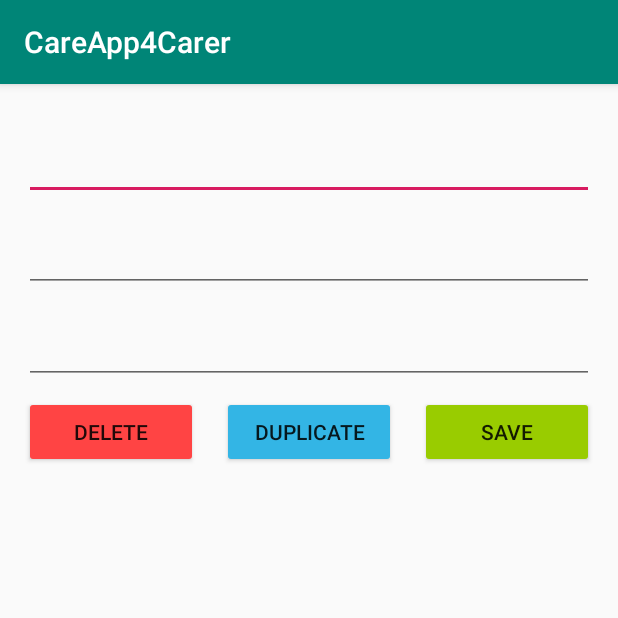
After one commit to edyta-sleziak/CareApp4Carer, an Android app: the fragment AddEditNotificationFragment shown on its own in the app's theme, on a phone screen of 412 x 824 dp, the top half of it. The commit adds this screen. Run offline under Robolectric (Android 15) with nearby library versions, the phone set to English and light mode, and no system bars.

Commit message:
Add/Edit notification layouts added

```diff
--- /dev/null
+++ b/app/src/main/java/org/wit/careapp4carer/ui/notifications/addEditNotification/AddEditNotificationFragment.kt
@@ -0,0 +1,33 @@
+package org.wit.careapp4carer.ui.notifications.addEditNotification
+
+import android.os.Bundle
+import android.view.LayoutInflater
+import android.view.View
+import android.view.ViewGroup
+import androidx.fragment.app.Fragment
+import androidx.lifecycle.ViewModelProviders
+import androidx.recyclerview.widget.RecyclerView
+import org.wit.careapp4carer.R
+import org.wit.careapp4carer.models.firebase.NotificationsFireStore
+import org.wit.careapp4carer.ui.notifications.NotificationsRecyclerViewAdapter
+import org.wit.careapp4carer.ui.notifications.NotificationsViewModel
+
+
+class AddEditNotificationFragment : Fragment() {
+
+    private lateinit var addEditNotificationViewModel: AddEditNotificationViewModel
+
+    override fun onCreateView(
+        inflater: LayoutInflater,
+        container: ViewGroup?,
+        savedInstanceState: Bundle?
+
+    ): View? {
+        addEditNotificationViewModel =
+            ViewModelProviders.of(this).get(AddEditNotificationViewModel::class.java)
+        val view = inflater.inflate(R.layout.single_notification, container, false)
+
+
+        return view
+    }
+}
--- /dev/null
+++ b/app/src/main/java/org/wit/careapp4carer/ui/notifications/addEditNotification/AddEditNotificationViewModel.kt
@@ -0,0 +1,7 @@
+package org.wit.careapp4carer.ui.notifications.addEditNotification
+
+import androidx.lifecycle.ViewModel
+
+class AddEditNotificationViewModel : ViewModel() {
+
+}
--- a/app/src/main/res/layout/fragment_notifications.xml
+++ b/app/src/main/res/layout/fragment_notifications.xml
@@ -4,6 +4,11 @@
     xmlns:tools="http://schemas.android.com/tools"
     android:layout_width="match_parent"
     android:layout_height="match_parent">
+
+    <FrameLayout
+        android:layout_width="match_parent"
+        android:layout_height="match_parent"
+        android:id="@+id/fragment_notification"/>
 
     <Button
         android:id="@+id/button_seeHistory"
@@ -39,4 +44,5 @@
         app:layout_constraintTop_toTopOf="parent"
         app:layout_constraintVertical_bias="0.96"
         app:srcCompat="@android:drawable/ic_menu_add" />
+
 </androidx.constraintlayout.widget.ConstraintLayout>
--- a/app/src/main/res/layout/single_notification.xml
+++ b/app/src/main/res/layout/single_notification.xml
@@ -57,8 +57,9 @@
         android:layout_height="wrap_content"
         android:layout_marginStart="16dp"
         android:layout_marginEnd="16dp"
+        android:backgroundTint="@android:color/holo_red_light"
         android:text="@string/button_delete"
-        android:backgroundTint="@android:color/holo_red_light"
+        app:layout_constraintEnd_toStartOf="@+id/button_createDuplicate"
         app:layout_constraintStart_toStartOf="parent"
         app:layout_constraintTop_toTopOf="@+id/button_saveNotification" />
 
@@ -66,12 +67,10 @@
         android:id="@+id/button_createDuplicate"
         android:layout_width="0dp"
         android:layout_height="wrap_content"
-        android:layout_marginStart="16dp"
-        android:layout_marginEnd="16dp"
+        android:backgroundTint="@android:color/holo_blue_light"
         android:text="@string/button_duplicate"
-        android:backgroundTint="@android:color/holo_blue_light"
+        app:layout_constraintEnd_toStartOf="@id/button_saveNotification"
         app:layout_constraintStart_toEndOf="@id/button_deleteNotification"
-        app:layout_constraintEnd_toStartOf="@id/button_saveNotification"
         app:layout_constraintTop_toTopOf="@+id/button_saveNotification" />
 
     <Button
@@ -84,7 +83,7 @@
         android:text="@string/button_save"
         android:backgroundTint="@android:color/holo_green_light"
         app:layout_constraintEnd_toEndOf="parent"
-        app:layout_constraintStart_toEndOf="button_createDuplicate"
+        app:layout_constraintStart_toEndOf="@+id/button_createDuplicate"
         app:layout_constraintTop_toBottomOf="@+id/notification_time" />
 
 
```
Also changed, not shown: app/src/main/java/org/wit/careapp4carer/data/firebase/NotificationsFireStore.kt (+49 -0 lines), app/src/main/java/org/wit/careapp4carer/ui/notifications/NotificationsFragment.kt (+38 -8 lines), app/src/main/java/org/wit/careapp4carer/ui/notifications/NotificationsRecyclerViewAdapter.kt (added, +42 -0 lines), app/src/main/java/org/wit/careapp4carer/ui/notifications/NotificationsViewModel.kt (+8 -3 lines).
